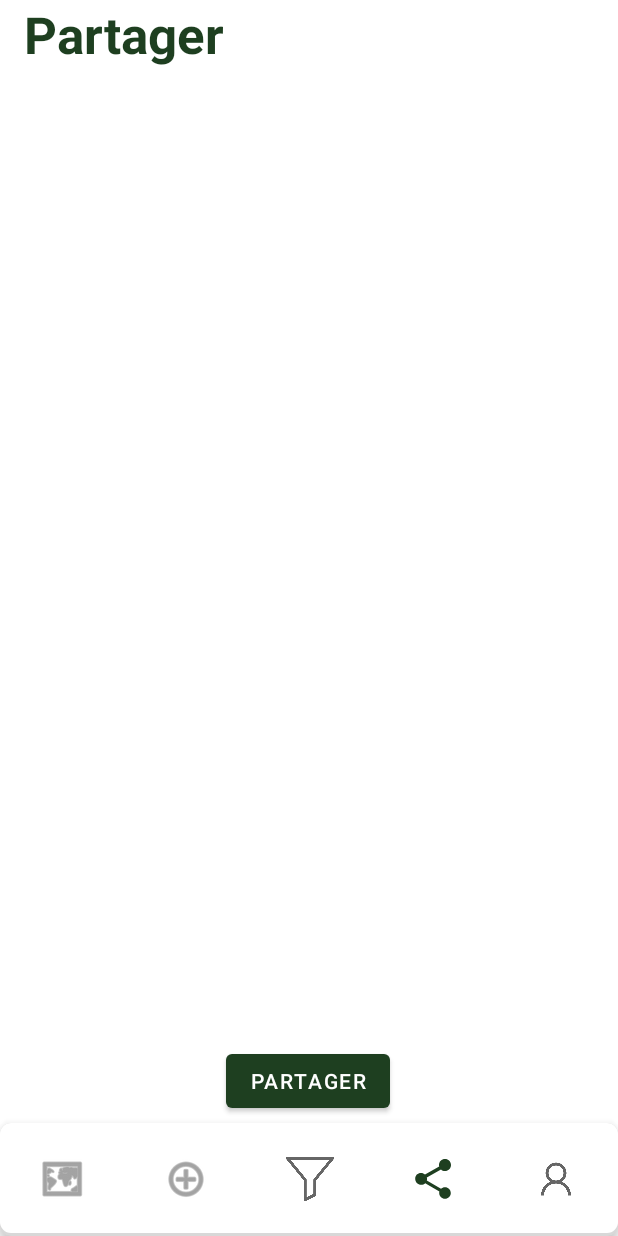
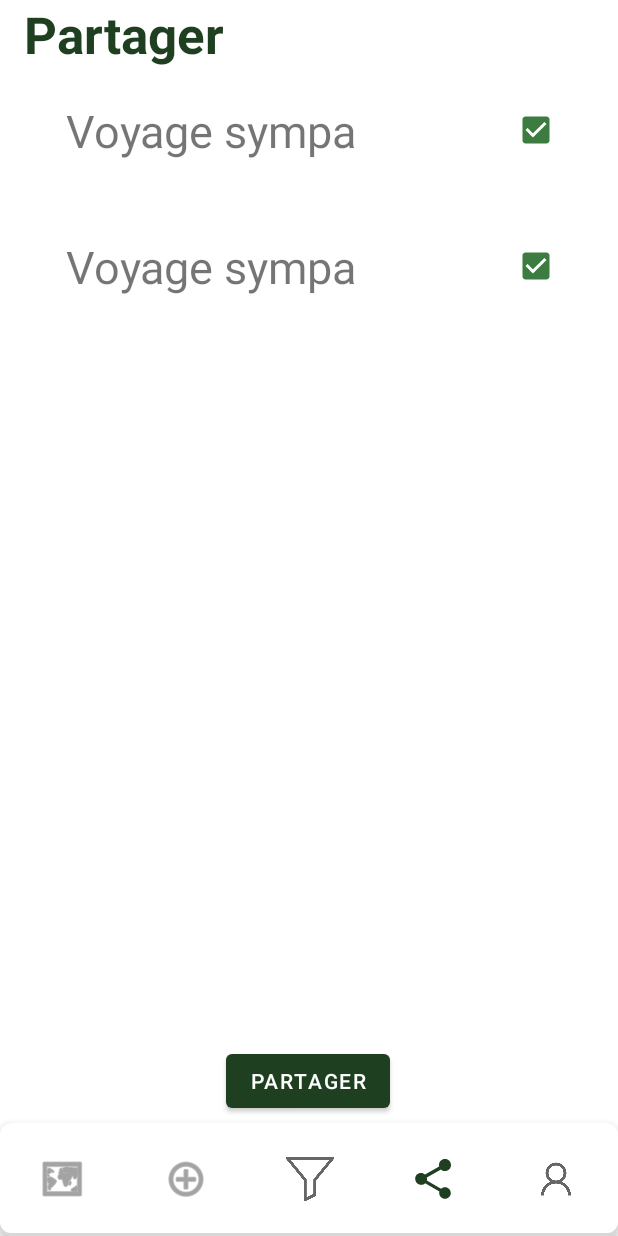
Before and after one commit to Clementlecaloch/TapMap, an Android app: the fragment FilterFragment placed in its activity, item 4 of the bottom bar chosen, on a phone screen of 412 x 824 dp. Run offline under Robolectric (Android 15) with nearby library versions, the phone set to English and light mode, and no system bars; libraries missing offline, so code that uses them is left out: com.mapbox.geojson, com.mapbox.maps; 2 statements that could not run were skipped.

Commit message:
filter recycler + filtrage + share recycler

```diff
--- a/app/src/main/java/com/example/tapmap/AddFragment.java
+++ b/app/src/main/java/com/example/tapmap/AddFragment.java
@@ -23,6 +23,7 @@ import com.google.android.libraries.places.widget.listener.PlaceSelectionListene
 
 import java.util.ArrayList;
 import java.util.Arrays;
+
 
 /**
  * A simple {@link Fragment} subclass.
--- a/app/src/main/java/com/example/tapmap/FilterFragment.java
+++ b/app/src/main/java/com/example/tapmap/FilterFragment.java
@@ -1,12 +1,23 @@
 package com.example.tapmap;
+
+import static com.example.tapmap.MainActivity.voyages;
 
 import android.os.Bundle;
 
+import androidx.annotation.NonNull;
+import androidx.annotation.Nullable;
 import androidx.fragment.app.Fragment;
+import androidx.recyclerview.widget.DefaultItemAnimator;
+import androidx.recyclerview.widget.GridLayoutManager;
+import androidx.recyclerview.widget.LinearLayoutManager;
+import androidx.recyclerview.widget.RecyclerView;
 
 import android.view.LayoutInflater;
 import android.view.View;
 import android.view.ViewGroup;
+import android.widget.Button;
+
+import com.example.tapmap.adapters.FilterAdapter;
 
 /**
  * A simple {@link Fragment} subclass.
@@ -14,6 +25,7 @@ import android.view.ViewGroup;
  */
 public class FilterFragment extends Fragment {
 
+    FilterAdapter adapter;
     public FilterFragment() {
         // Required empty public constructor
     }
@@ -24,4 +36,22 @@ public class FilterFragment extends Fragment {
         // Inflate the layout for this fragment
         return inflater.inflate(R.layout.fragment_filter, container, false);
     }
+
+    @Override
+    public void onViewCreated(@NonNull View view, @Nullable Bundle savedInstanceState) {
+        super.onViewCreated(view, savedInstanceState);
+
+        RecyclerView recyclerView = view.findViewById(R.id.recyclerViewFilter);
+        recyclerView.setHasFixedSize(true);
+        LinearLayoutManager layoutManager = new LinearLayoutManager(getContext());
+        recyclerView.setLayoutManager(layoutManager);
+        recyclerView.setItemAnimator(new DefaultItemAnimator());
+        adapter = new FilterAdapter(voyages);
+        recyclerView.setAdapter(adapter);
+
+        Button btnAppliquer = view.findViewById(R.id.btnFilterAppliquer);
+        btnAppliquer.setOnClickListener(v -> {
+
+        });
+    }
 }
--- a/app/src/main/java/com/example/tapmap/MapFragment.java
+++ b/app/src/main/java/com/example/tapmap/MapFragment.java
@@ -8,7 +8,6 @@ import android.os.Bundle;
 
 import androidx.fragment.app.Fragment;
 
-import android.util.Log;
 import android.view.LayoutInflater;
 import android.view.View;
 import android.view.ViewGroup;
@@ -21,17 +20,11 @@ import com.mapbox.maps.MapView;
 import com.mapbox.maps.plugin.annotation.AnnotationConfig;
 import com.mapbox.maps.plugin.annotation.AnnotationPlugin;
 import com.mapbox.maps.plugin.annotation.AnnotationPluginImplKt;
-import com.mapbox.maps.plugin.annotation.generated.CircleAnnotationManager;
-import com.mapbox.maps.plugin.annotation.generated.CircleAnnotationManagerKt;
-import com.mapbox.maps.plugin.annotation.generated.CircleAnnotationOptions;
 import com.mapbox.maps.plugin.annotation.generated.PointAnnotationManager;
 import com.mapbox.maps.plugin.annotation.generated.PointAnnotationManagerKt;
 import com.mapbox.maps.plugin.annotation.generated.PointAnnotationOptions;
-import com.mapbox.maps.viewannotation.ViewAnnotationManager;
 
-import com.mapbox.maps.MapView;
 import com.mapbox.maps.Style;
-import com.mapbox.maps.viewannotation.ViewAnnotationManager;
 
 /**
  * A simple {@link Fragment} subclass.
@@ -58,9 +51,11 @@ public class MapFragment extends Fragment {
         mapView = view.findViewById(R.id.mapView);
         mapView.getMapboxMap().loadStyleUri(Style.SATELLITE_STREETS);
 
-        for(Voyage v : voyages){
-            for(Pin p : v.points){
-                createPointAnnotation(mapView, p);
+        for(Voyage v : voyages) {
+            if (v.filtered) {
+                for (Pin p : v.points) {
+                    createPointAnnotation(mapView, p);
+                }
             }
         }
     }
--- a/app/src/main/java/com/example/tapmap/ShareFragment.java
+++ b/app/src/main/java/com/example/tapmap/ShareFragment.java
@@ -1,4 +1,6 @@
 package com.example.tapmap;
+
+import static com.example.tapmap.MainActivity.voyages;
 
 import android.content.Intent;
 import android.os.Bundle;
@@ -6,17 +8,25 @@ import android.os.Bundle;
 import androidx.annotation.NonNull;
 import androidx.annotation.Nullable;
 import androidx.fragment.app.Fragment;
+import androidx.recyclerview.widget.DefaultItemAnimator;
+import androidx.recyclerview.widget.LinearLayoutManager;
+import androidx.recyclerview.widget.RecyclerView;
 
 import android.view.LayoutInflater;
 import android.view.View;
 import android.view.ViewGroup;
 import android.widget.Button;
 
+import com.example.tapmap.adapters.FilterAdapter;
+import com.example.tapmap.adapters.ShareAdapter;
+
 /**
  * A simple {@link Fragment} subclass.
  * create an instance of this fragment.
  */
 public class ShareFragment extends Fragment {
+
+    ShareAdapter adapter;
 
     public ShareFragment() {
         // Required empty public constructor
@@ -36,18 +46,21 @@ public class ShareFragment extends Fragment {
 
         Button partager = view.findViewById(R.id.btnPartager);
 
-        partager.setOnClickListener(new View.OnClickListener() {
-            @Override
-            public void onClick(View v) {
-                Intent sendIntent = new Intent(Intent.ACTION_SEND);
-                sendIntent.putExtra(Intent.EXTRA_TEXT, "https://developer.android.com/training/sharing/");
+        RecyclerView recyclerView = view.findViewById(R.id.recyclerViewShare);
+        recyclerView.setHasFixedSize(true);
+        LinearLayoutManager layoutManager = new LinearLayoutManager(getContext());
+        recyclerView.setLayoutManager(layoutManager);
+        recyclerView.setItemAnimator(new DefaultItemAnimator());
+        adapter = new ShareAdapter(voyages);
+        recyclerView.setAdapter(adapter);
 
-// (Optional) Here we're setting the title of the content
-                sendIntent.putExtra(Intent.EXTRA_TITLE, "Introducing content previews");
+        partager.setOnClickListener(v -> {
+            Intent sendIntent = new Intent(Intent.ACTION_SEND);
+            sendIntent.putExtra(Intent.EXTRA_TEXT, "https://developer.android.com/training/sharing/");
 
-// Show the Sharesheet
-                startActivity(Intent.createChooser(sendIntent, null));
-            }
+            sendIntent.putExtra(Intent.EXTRA_TITLE, "Introducing content previews");
+
+            startActivity(Intent.createChooser(sendIntent, null));
         });
 
     }
--- a/app/src/main/java/com/example/tapmap/Voyage.java
+++ b/app/src/main/java/com/example/tapmap/Voyage.java
@@ -1,10 +1,15 @@
 package com.example.tapmap;
+
+import com.example.tapmap.Pin;
 
 import java.util.ArrayList;
 
 public class Voyage {
+
     String nom;
     ArrayList<Pin> points = new ArrayList<>();
+
+    boolean filtered = true;
 
     boolean fini;
 
@@ -12,4 +17,17 @@ public class Voyage {
         this.nom = nom;
         this.fini = fini;
     }
+
+    public boolean isFiltered() {
+        return filtered;
+    }
+
+    public void setFiltered(boolean filtered) {
+        this.filtered = filtered;
+    }
+
+    public String getNom() {
+        return nom;
+    }
+
 }
--- /dev/null
+++ b/app/src/main/java/com/example/tapmap/adapters/FilterAdapter.java
@@ -0,0 +1,63 @@
+package com.example.tapmap.adapters;
+
+import android.view.LayoutInflater;
+import android.view.View;
+import android.view.ViewGroup;
+import android.widget.CheckBox;
+import android.widget.TextView;
+
+import androidx.annotation.NonNull;
+import androidx.recyclerview.widget.RecyclerView;
+
+import com.example.tapmap.R;
+import com.example.tapmap.Voyage;
+
+import java.util.ArrayList;
+
+public class FilterAdapter extends RecyclerView.Adapter<FilterAdapter.MyViewHolder> {
+    private final ArrayList<Voyage> listevoyages;
+
+
+    static class MyViewHolder extends RecyclerView.ViewHolder {
+        TextView textNom;
+        CheckBox checkbox;
+
+        MyViewHolder(View view) {
+            super(view);
+            this.textNom = view.findViewById(R.id.textFilterAdapterNomVoyage);
+            this.checkbox = view.findViewById(R.id.checkBoxFilterAdapter);
+        }
+    }
+
+    public FilterAdapter(ArrayList<Voyage> liste) {
+        this.listevoyages = liste;
+    }
+
+    @NonNull
+    @Override
+    public MyViewHolder onCreateViewHolder(ViewGroup parent, int viewType) {
+        View itemView = LayoutInflater.from(parent.getContext()).inflate(R.layout.card_voyage, parent, false);
+        return new MyViewHolder(itemView);
+    }
+
+    @Override
+    public void onBindViewHolder(MyViewHolder holder, int position) {
+        TextView textNom = holder.textNom;
+        CheckBox checkbox = holder.checkbox;
+
+        checkbox.setChecked(listevoyages.get(position).isFiltered());
+
+        textNom.setText(listevoyages.get(position).getNom());
+        checkbox.setTag(position);
+
+        holder.checkbox.setOnClickListener(v -> {
+            Integer pos = (Integer) holder.checkbox.getTag();
+            listevoyages.get(pos).setFiltered(!listevoyages.get(pos).isFiltered());
+        });
+    }
+
+    @Override
+    public int getItemCount() {
+        return listevoyages.size();
+    }
+}
--- /dev/null
+++ b/app/src/main/java/com/example/tapmap/adapters/ShareAdapter.java
@@ -0,0 +1,56 @@
+package com.example.tapmap.adapters;
+
+import android.view.LayoutInflater;
+import android.view.View;
+import android.view.ViewGroup;
+import android.widget.CheckBox;
+import android.widget.TextView;
+
+import androidx.annotation.NonNull;
+import androidx.recyclerview.widget.RecyclerView;
+
+import com.example.tapmap.R;
+import com.example.tapmap.Voyage;
+
+import java.util.ArrayList;
+
+public class ShareAdapter extends RecyclerView.Adapter<ShareAdapter.MyViewHolder> {
+    private final ArrayList<Voyage> listevoyages;
+
+
+    static class MyViewHolder extends RecyclerView.ViewHolder {
+        TextView textNom;
+        CheckBox checkbox;
+
+        MyViewHolder(View view) {
+            super(view);
+            this.textNom = view.findViewById(R.id.textFilterAdapterNomVoyage);
+            this.checkbox = view.findViewById(R.id.checkBoxFilterAdapter);
+        }
+    }
+
+    public ShareAdapter(ArrayList<Voyage> liste) {
+        this.listevoyages = liste;
+    }
+
+    @NonNull
+    @Override
+    public MyViewHolder onCreateViewHolder(ViewGroup parent, int viewType) {
+        View itemView = LayoutInflater.from(parent.getContext()).inflate(R.layout.card_voyage, parent, false);
+        return new MyViewHolder(itemView);
+    }
+
+    @Override
+    public void onBindViewHolder(MyViewHolder holder, int position) {
+        TextView textNom = holder.textNom;
+        CheckBox checkbox = holder.checkbox;
+
+        textNom.setText(listevoyages.get(position).getNom());
+        checkbox.setTag(position);
+    }
+
+    @Override
+    public int getItemCount() {
+        return listevoyages.size();
+    }
+}
--- /dev/null
+++ b/app/src/main/res/layout/card_voyage.xml
@@ -0,0 +1,37 @@
+<?xml version="1.0" encoding="utf-8"?>
+<androidx.cardview.widget.CardView xmlns:android="http://schemas.android.com/apk/res/android"
+    xmlns:app="http://schemas.android.com/apk/res-auto"
+    xmlns:tools="http://schemas.android.com/tools"
+    android:id="@+id/cardProfil"
+    android:layout_width="match_parent"
+    android:layout_height="75dp"
+    android:layout_marginBottom="15dp"
+    app:cardCornerRadius="10dp"
+    app:cardElevation="0dp">
+
+    <androidx.constraintlayout.widget.ConstraintLayout
+        android:layout_width="match_parent"
+        android:layout_height="match_parent">
+
+        <TextView
+            android:id="@+id/textFilterAdapterNomVoyage"
+            android:layout_width="wrap_content"
+            android:layout_height="wrap_content"
+            android:layout_marginStart="28dp"
+            android:textSize="30sp"
+            app:layout_constraintBottom_toBottomOf="parent"
+            app:layout_constraintStart_toStartOf="parent"
+            app:layout_constraintTop_toTopOf="parent" />
+
+        <CheckBox
+            android:id="@+id/checkBoxFilterAdapter"
+            android:layout_width="75dp"
+            android:layout_height="75dp"
+            android:buttonTint="@color/lightGreen"
+            android:checked="true"
+            app:layout_constraintBottom_toBottomOf="parent"
+            app:layout_constraintEnd_toEndOf="parent"
+            app:layout_constraintTop_toTopOf="parent" />
+    </androidx.constraintlayout.widget.ConstraintLayout>
+
+</androidx.cardview.widget.CardView>
--- a/app/src/main/res/layout/fragment_filter.xml
+++ b/app/src/main/res/layout/fragment_filter.xml
@@ -16,14 +16,14 @@
             android:layout_height="0dp"
             android:layout_marginStart="16dp"
             android:text="Filtrer"
-            android:textColor="#000000"
+            android:textColor="@color/darkGreen"
             android:textSize="34sp"
             android:textStyle="bold"
             app:layout_constraintStart_toStartOf="parent"
             app:layout_constraintTop_toTopOf="parent" />
 
         <Button
-            android:id="@+id/btnAjouterPin2"
+            android:id="@+id/btnFilterAppliquer"
             android:layout_width="wrap_content"
             android:layout_height="wrap_content"
             android:layout_marginBottom="4dp"
@@ -34,10 +34,11 @@
             app:layout_constraintStart_toStartOf="parent" />
 
         <androidx.recyclerview.widget.RecyclerView
+            android:id="@+id/recyclerViewFilter"
             android:layout_width="379dp"
             android:layout_height="580dp"
-            android:layout_marginStart="16dp"
             android:layout_marginTop="6dp"
+            app:layout_constraintEnd_toEndOf="parent"
             app:layout_constraintStart_toStartOf="parent"
             app:layout_constraintTop_toBottomOf="@+id/textView3" />
 
--- a/app/src/main/res/layout/fragment_share.xml
+++ b/app/src/main/res/layout/fragment_share.xml
@@ -23,7 +23,7 @@
             app:layout_constraintTop_toTopOf="parent" />
 
         <androidx.recyclerview.widget.RecyclerView
-            android:id="@+id/recyclerView"
+            android:id="@+id/recyclerViewShare"
             android:layout_width="379dp"
             android:layout_height="0dp"
             android:layout_marginStart="16dp"
```
